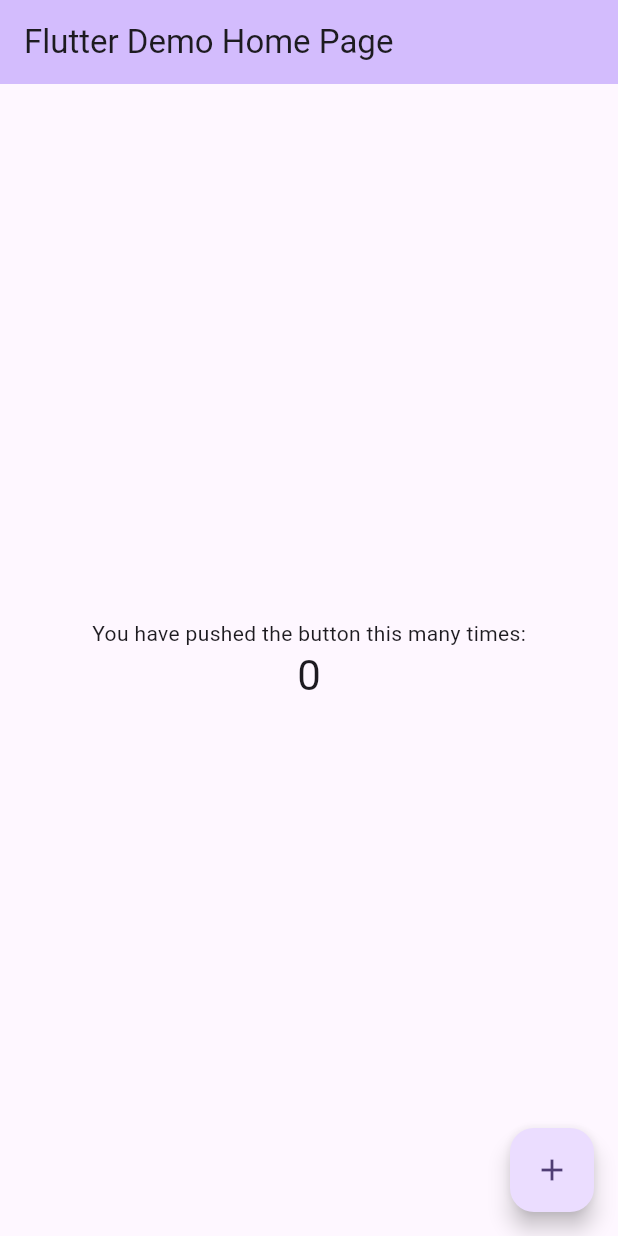
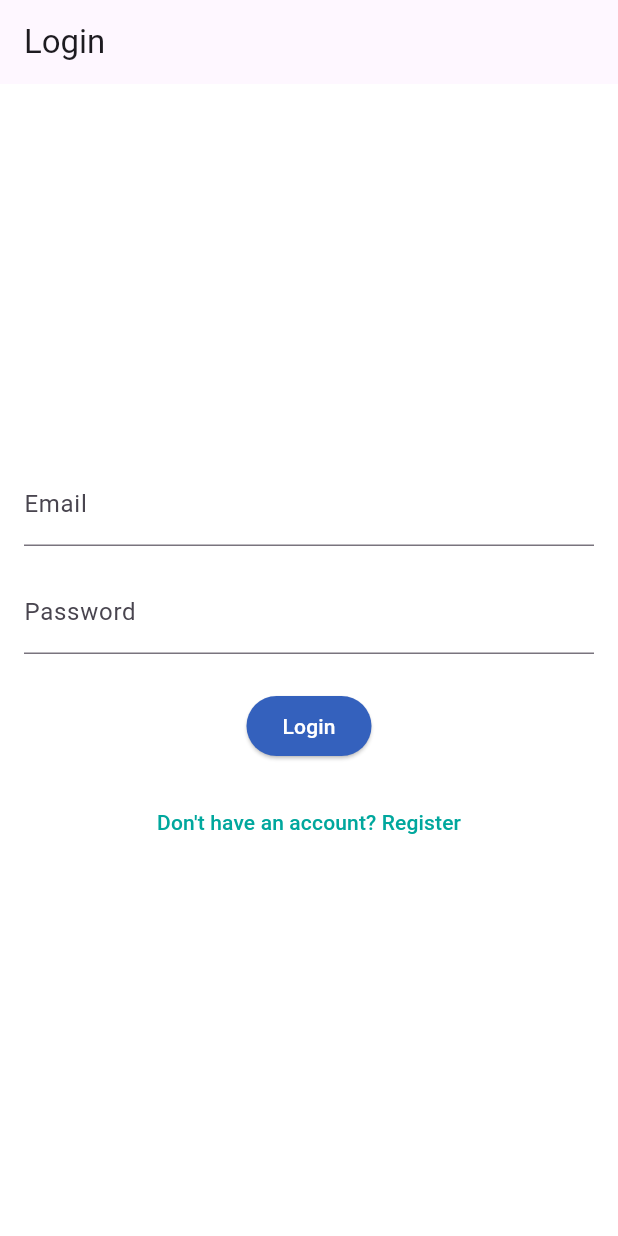
Before and after one commit to Dhuy16102k4/gmail, a Flutter app: the screen it shows after launch, on a phone screen of 412 x 824 dp. Run offline on Flutter 3.47's test engine with Material 3 defaults, Android fonts, the phone set to English and light mode, and no system bars; our stand-ins replace cloud_firestore, firebase_auth, firebase_core; accounts and stored records are empty.

```diff
--- /dev/null
+++ b/frontend/final_project/lib/core/services/auth_service.dart
@@ -0,0 +1,55 @@
+import 'package:firebase_auth/firebase_auth.dart';
+import 'package:cloud_firestore/cloud_firestore.dart';
+
+class AuthService {
+  final FirebaseAuth _auth = FirebaseAuth.instance;
+  final FirebaseFirestore _firestore = FirebaseFirestore.instance;
+
+  // Sign in with email and password
+  Future<UserCredential?> signInWithEmail(String email, String password) async {
+    try {
+      return await _auth.signInWithEmailAndPassword(
+        email: email.trim(),
+        password: password.trim(),
+      );
+    } catch (e) {
+      rethrow;
+    }
+  }
+
+  // Register with email, password, and display name
+  Future<UserCredential?> registerWithEmail(
+      String email, String password, String displayName) async {
+    try {
+      UserCredential userCredential = await _auth.createUserWithEmailAndPassword(
+        email: email.trim(),
+        password: password.trim(),
+      );
+
+      // Update display name
+      await userCredential.user?.updateDisplayName(displayName.trim());
+
+      // Store user data in Firestore
+      await _firestore.collection('users').doc(userCredential.user?.uid).set({
+        'displayName': displayName.trim(),
+        'email': email.trim(),
+        'createdAt': FieldValue.serverTimestamp(),
+      });
+
+      return userCredential;
+    } catch (e) {
+      rethrow;
+    }
+  }
+
+  // Sign out
+  Future<void> signOut() async {
+    await _auth.signOut();
+  }
+
+  // Get current user
+  User? get currentUser => _auth.currentUser;
+
+  // Stream for auth state changes
+  Stream<User?> get authStateChanges => _auth.authStateChanges();
+}
--- /dev/null
+++ b/frontend/final_project/lib/features/auth/pages/auth_wrapper.dart
@@ -0,0 +1,26 @@
+import 'package:flutter/material.dart';
+import 'package:firebase_auth/firebase_auth.dart';
+import 'login_page.dart';
+import 'home_page.dart';
+
+class AuthWrapper extends StatelessWidget {
+  const AuthWrapper({super.key});
+
+  @override
+  Widget build(BuildContext context) {
+    return StreamBuilder<User?>(
+      stream: FirebaseAuth.instance.authStateChanges(),
+      builder: (context, snapshot) {
+        if (snapshot.connectionState == ConnectionState.waiting) {
+          return const Scaffold(
+            body: Center(child: CircularProgressIndicator()),
+          );
+        }
+        if (snapshot.hasData) {
+          return const HomePage();
+        }
+        return const LoginPage();
+      },
+    );
+  }
+}
--- /dev/null
+++ b/frontend/final_project/lib/features/auth/pages/login_page.dart
@@ -0,0 +1,137 @@
+import 'package:flutter/material.dart';
+import 'package:firebase_auth/firebase_auth.dart';
+import '../../../core/services/auth_service.dart';
+import 'register_page.dart';
+
+class LoginPage extends StatefulWidget {
+  const LoginPage({super.key});
+
+  @override
+  LoginPageState createState() => LoginPageState();
+}
+
+class LoginPageState extends State<LoginPage> {
+  final _formKey = GlobalKey<FormState>();
+  final _emailController = TextEditingController();
+  final _passwordController = TextEditingController();
+  final _authService = AuthService();
+  String? _errorMessage;
+  bool _isLoading = false;
+
+  Future<void> _signIn() async {
+    if (!_formKey.currentState!.validate()) return;
+
+    setState(() {
+      _isLoading = true;
+      _errorMessage = null;
+    });
+
+    try {
+      await _authService.signInWithEmail(
+        _emailController.text,
+        _passwordController.text,
+      );
+    } on FirebaseAuthException catch (e) {
+      setState(() {
+        _errorMessage = _getErrorMessage(e.code);
+      });
+    } catch (e) {
+      setState(() {
+        _errorMessage = 'An unexpected error occurred: $e';
+      });
+    } finally {
+      setState(() {
+        _isLoading = false;
+      });
+    }
+  }
+
+  String _getErrorMessage(String code) {
+    switch (code) {
+      case 'user-not-found':
+        return 'No user found with this email.';
+      case 'wrong-password':
+        return 'Incorrect password.';
+      case 'invalid-email':
+        return 'Invalid email address.';
+      default:
+        return 'An error occurred. Please try again.';
+    }
+  }
+
+  @override
+  void dispose() {
+    _emailController.dispose();
+    _passwordController.dispose();
+    super.dispose();
+  }
+
+  @override
+  Widget build(BuildContext context) {
+    return Scaffold(
+      appBar: AppBar(title: const Text('Login')),
+      body: Padding(
+        padding: const EdgeInsets.all(16.0),
+        child: Form(
+          key: _formKey,
+          child: Column(
+            mainAxisAlignment: MainAxisAlignment.center,
+            children: [
+              if (_errorMessage != null)
+                Padding(
+                  padding: const EdgeInsets.only(bottom: 16.0),
+                  child: Text(
+                    _errorMessage!,
+                    style: const TextStyle(color: Colors.red),
+                  ),
+                ),
+              TextFormField(
+                controller: _emailController,
+                decoration: const InputDecoration(labelText: 'Email'),
+                keyboardType: TextInputType.emailAddress,
+                validator: (value) {
+                  if (value == null || value.isEmpty) {
+                    return 'Please enter your email';
+                  }
+                  if (!RegExp(r'^[\w-\.]+@([\w-]+\.)+[\w-]{2,4}$').hasMatch(value)) {
+                    return 'Please enter a valid email';
+                  }
+                  return null;
+                },
+              ),
+              const SizedBox(height: 16),
+              TextFormField(
+                controller: _passwordController,
+                decoration: const InputDecoration(labelText: 'Password'),
+                obscureText: true,
+                validator: (value) {
+                  if (value == null || value.isEmpty) {
+                    return 'Please enter your password';
+                  }
+                  return null;
+                },
+              ),
+              const SizedBox(height: 24),
+              _isLoading
+                  ? const CircularProgressIndicator()
+                  : ElevatedButton(
+                      onPressed: _signIn,
+                      child: const Text('Login'),
+                    ),
+              const SizedBox(height: 16),
+              TextButton(
+                onPressed: () {
+                  Navigator.push(
+                    context,
+                    MaterialPageRoute(builder: (context) => const RegisterPage()),
+                  );
+                },
+                child: const Text('Don\'t have an account? Register'),
+              ),
+            ],
+          ),
+        ),
+      ),
+    );
+  }
+}
--- a/frontend/final_project/lib/main.dart
+++ b/frontend/final_project/lib/main.dart
@@ -1,122 +1,54 @@
 import 'package:flutter/material.dart';
+import 'package:firebase_core/firebase_core.dart';
+import 'package:flutter/foundation.dart' show kIsWeb;
+import 'core/configs/firebase_options.dart';
+import 'features/auth/pages/auth_wrapper.dart';
+import 'shared/widgets/error_app.dart';
 
-void main() {
-  runApp(const MyApp());
+void main() async {
+  WidgetsFlutterBinding.ensureInitialized();
+  try {
+    if (kIsWeb) {
+      await Firebase.initializeApp(options: firebaseOptions);
+    } else {
+      await Firebase.initializeApp();
+    }
+    if (Firebase.apps.isEmpty) {
+      throw Exception('Firebase initialization failed');
+    }
+    runApp(const MyApp());
+  } catch (e) {
+    runApp(ErrorApp(error: e.toString()));
+  }
 }
 
 class MyApp extends StatelessWidget {
   const MyApp({super.key});
 
-  // This widget is the root of your application.
   @override
   Widget build(BuildContext context) {
     return MaterialApp(
-      title: 'Flutter Demo',
+      debugShowCheckedModeBanner: false,
+      title: '522H0038 AND 522H0121',
       theme: ThemeData(
-        // This is the theme of your application.
-        //
-        // TRY THIS: Try running your application with "flutter run". You'll see
-        // the application has a purple toolbar. Then, without quitting the app,
-        // try changing the seedColor in the colorScheme below to Colors.green
-        // and then invoke "hot reload" (save your changes or press the "hot
-        // reload" button in a Flutter-supported IDE, or press "r" if you used
-        // the command line to start the app).
-        //
-        // Notice that the counter didn't reset back to zero; the application
-        // state is not lost during the reload. To reset the state, use hot
-        // restart instead.
-        //
-        // This works for code too, not just values: Most code changes can be
-        // tested with just a hot reload.
-        colorScheme: ColorScheme.fromSeed(seedColor: Colors.deepPurple),
+        primaryColor: const Color.fromARGB(255, 44, 96, 179),
+        scaffoldBackgroundColor: Colors.transparent,
+        elevatedButtonTheme: ElevatedButtonThemeData(
+          style: ElevatedButton.styleFrom(
+            foregroundColor: Colors.white,
+            backgroundColor: const Color.fromARGB(255, 52, 97, 189),
+          ),
+        ),
+        textButtonTheme: TextButtonThemeData(
+          style: TextButton.styleFrom(
+            foregroundColor: const Color(0xFF00A79D),
+          ),
+        ),
+        iconTheme: const IconThemeData(
+          color: Color.fromARGB(255, 60, 107, 184),
+        ),
       ),
-      home: const MyHomePage(title: 'Flutter Demo Home Page'),
+      home: const AuthWrapper(),
     );
   }
 }
-
-class MyHomePage extends StatefulWidget {
-  const MyHomePage({super.key, required this.title});
-
-  // This widget is the home page of your application. It is stateful, meaning
-  // that it has a State object (defined below) that contains fields that affect
-  // how it looks.
-
-  // This class is the configuration for the state. It holds the values (in this
-  // case the title) provided by the parent (in this case the App widget) and
-  // used by the build method of the State. Fields in a Widget subclass are
-  // always marked "final".
-
-  final String title;
-
-  @override
-  State<MyHomePage> createState() => _MyHomePageState();
-}
-
-class _MyHomePageState extends State<MyHomePage> {
-  int _counter = 0;
-
-  void _incrementCounter() {
-    setState(() {
-      // This call to setState tells the Flutter framework that something has
-      // changed in this State, which causes it to rerun the build method below
-      // so that the display can reflect the updated values. If we changed
-      // _counter without calling setState(), then the build method would not be
-      // called again, and so nothing would appear to happen.
-      _counter++;
-    });
-  }
-
-  @override
-  Widget build(BuildContext context) {
-    // This method is rerun every time setState is called, for instance as done
-    // by the _incrementCounter method above.
-    //
-    // The Flutter framework has been optimized to make rerunning build methods
-    // fast, so that you can just rebuild anything that needs updating rather
-    // than having to individually change instances of widgets.
-    return Scaffold(
-      appBar: AppBar(
-        // TRY THIS: Try changing the color here to a specific color (to
-        // Colors.amber, perhaps?) and trigger a hot reload to see the AppBar
-        // change color while the other colors stay the same.
-        backgroundColor: Theme.of(context).colorScheme.inversePrimary,
-        // Here we take the value from the MyHomePage object that was created by
-        // the App.build method, and use it to set our appbar title.
-        title: Text(widget.title),
-      ),
-      body: Center(
-        // Center is a layout widget. It takes a single child and positions it
-        // in the middle of the parent.
-        child: Column(
-          // Column is also a layout widget. It takes a list of children and
-          // arranges them vertically. By default, it sizes itself to fit its
-          // children horizontally, and tries to be as tall as its parent.
-          //
-          // Column has various properties to control how it sizes itself and
-          // how it positions its children. Here we use mainAxisAlignment to
-          // center the children vertically; the main axis here is the vertical
-          // axis because Columns are vertical (the cross axis would be
-          // horizontal).
-          //
-          // TRY THIS: Invoke "debug painting" (choose the "Toggle Debug Paint"
-          // action in the IDE, or press "p" in the console), to see the
-          // wireframe for each widget.
-          mainAxisAlignment: MainAxisAlignment.center,
-          children: <Widget>[
-            const Text('You have pushed the button this many times:'),
-            Text(
-              '$_counter',
-              style: Theme.of(context).textTheme.headlineMedium,
-            ),
-          ],
-        ),
-      ),
-      floatingActionButton: FloatingActionButton(
-        onPressed: _incrementCounter,
-        tooltip: 'Increment',
-        child: const Icon(Icons.add),
-      ), // This trailing comma makes auto-formatting nicer for build methods.
-    );
-  }
-}
--- /dev/null
+++ b/frontend/final_project/lib/shared/widgets/error_app.dart
@@ -0,0 +1,21 @@
+import 'package:flutter/material.dart';
+
+class ErrorApp extends StatelessWidget {
+  final String error;
+
+  const ErrorApp({super.key, required this.error});
+
+  @override
+  Widget build(BuildContext context) {
+    return MaterialApp(
+      home: Scaffold(
+        body: Center(
+          child: Text(
+            'Error: $error',
+            style: const TextStyle(color: Colors.red, fontSize: 18),
+          ),
+        ),
+      ),
+    );
+  }
+}
```
Also changed, not shown: frontend/final_project/lib/features/auth/pages/home_page.dart (added, +44 -0 lines), frontend/final_project/lib/features/auth/pages/register_page.dart (added, +192 -0 lines), frontend/final_project/pubspec.yaml (+13 -2 lines), frontend/final_project/lib/core/configs/firebase_options.dart (added), frontend/final_project/pubspec.lock, 8 other files.
